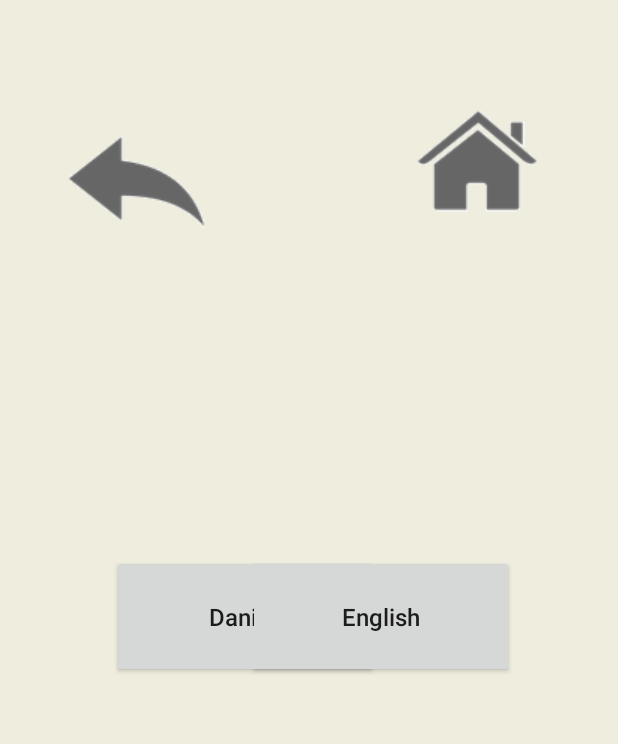
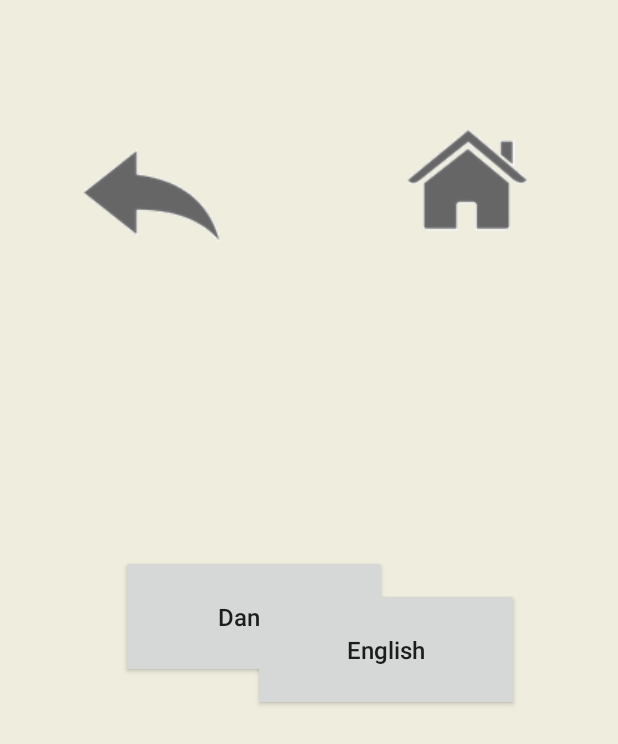
Before and after one commit to vonScholten/CoCoX, an Android app: the LanguageActivity screen opened directly, with no data from a screen before it, on a phone screen of 412 x 824 dp. Shown: the top 744 px of the screen. Run offline under Robolectric (Android 15) with nearby library versions, the phone set to English and light mode, and no system bars.

Commit message:
Tilpasede home og retur knap i Language og Aktivity klassen

```diff
--- a/app/src/main/res/layout/activity_language.xml
+++ b/app/src/main/res/layout/activity_language.xml
@@ -8,8 +8,8 @@
 
     <ImageButton
         android:id="@+id/retur"
-        android:layout_width="135dp"
-        android:layout_height="130dp"
+        android:layout_width="160dp"
+        android:layout_height="160dp"
         android:layout_marginBottom="8dp"
         android:layout_marginEnd="8dp"
         android:layout_marginStart="8dp"
@@ -17,16 +17,16 @@
         android:background="@android:color/transparent"
         app:layout_constraintBottom_toBottomOf="parent"
         app:layout_constraintEnd_toEndOf="parent"
-        app:layout_constraintHorizontal_bias="0.053"
+        app:layout_constraintHorizontal_bias="0.05"
         app:layout_constraintStart_toStartOf="parent"
         app:layout_constraintTop_toTopOf="parent"
-        app:layout_constraintVertical_bias="0.060000002"
+        app:layout_constraintVertical_bias="0.055"
         app:srcCompat="@drawable/back_btn" />
 
     <ImageButton
         android:id="@+id/home"
-        android:layout_width="140dp"
-        android:layout_height="130dp"
+        android:layout_width="160dp"
+        android:layout_height="160dp"
         android:layout_marginBottom="8dp"
         android:layout_marginEnd="8dp"
         android:layout_marginStart="8dp"
@@ -34,10 +34,10 @@
         android:background="@android:color/transparent"
         app:layout_constraintBottom_toBottomOf="parent"
         app:layout_constraintEnd_toEndOf="parent"
-        app:layout_constraintHorizontal_bias="0.94"
+        app:layout_constraintHorizontal_bias="0.95"
         app:layout_constraintStart_toStartOf="parent"
         app:layout_constraintTop_toTopOf="parent"
-        app:layout_constraintVertical_bias="0.060000002"
+        app:layout_constraintVertical_bias="0.06"
         app:srcCompat="@drawable/home" />
 
     <Button
@@ -51,7 +51,7 @@
         android:text="@string/danish"
         app:layout_constraintBottom_toBottomOf="parent"
         app:layout_constraintEnd_toEndOf="parent"
-        app:layout_constraintHorizontal_bias="0.305"
+        app:layout_constraintHorizontal_bias="0.332"
         app:layout_constraintStart_toStartOf="parent"
         app:layout_constraintTop_toTopOf="parent"
         app:layout_constraintVertical_bias="0.499" />
@@ -67,9 +67,9 @@
         android:text="@string/english"
         app:layout_constraintBottom_toBottomOf="parent"
         app:layout_constraintEnd_toEndOf="parent"
-        app:layout_constraintHorizontal_bias="0.721"
+        app:layout_constraintHorizontal_bias="0.735"
         app:layout_constraintStart_toStartOf="parent"
         app:layout_constraintTop_toTopOf="parent"
-        app:layout_constraintVertical_bias="0.499" />
+        app:layout_constraintVertical_bias="0.529" />
 
 </android.support.constraint.ConstraintLayout>
```
Also changed, not shown: app/src/main/res/layout/activity_act.xml (+21 -30 lines).
